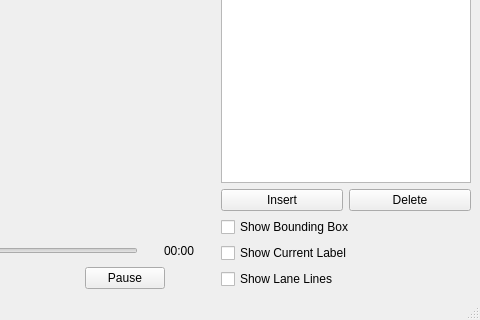
Before: the Qt Designer form App.ui in byq-luo/bosch, drawn with Qt 5; both pictures show x 865 to 1345 and y 363 to 683 of the 1345 by 683 pixel window.
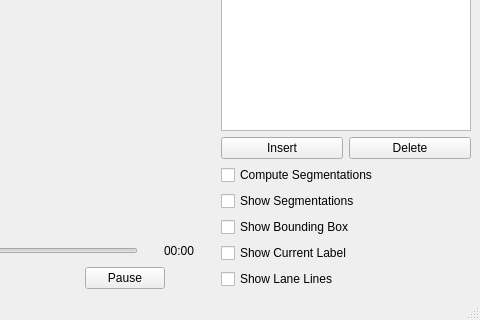
After: the same form once the commit is applied. Custom widgets are drawn as their Qt base class.

Commit message: Add segmentation regions

Diff of the .ui file:
```diff
--- a/App.ui
+++ b/App.ui
@@ -306,6 +306,20 @@
         </item>
        </layout>
       </item>
+      <item>
+       <widget class="QCheckBox" name="checkBox">
+        <property name="text">
+         <string>Compute Segmentations</string>
+        </property>
+       </widget>
+      </item>
+      <item>
+       <widget class="QCheckBox" name="showSegmentationsCheckbox">
+        <property name="text">
+         <string>Show Segmentations</string>
+        </property>
+       </widget>
+      </item>
       <item>
        <widget class="QCheckBox" name="boundingBoxCheckbox">
         <property name="text">
```
The commit also changes 15 other files.
